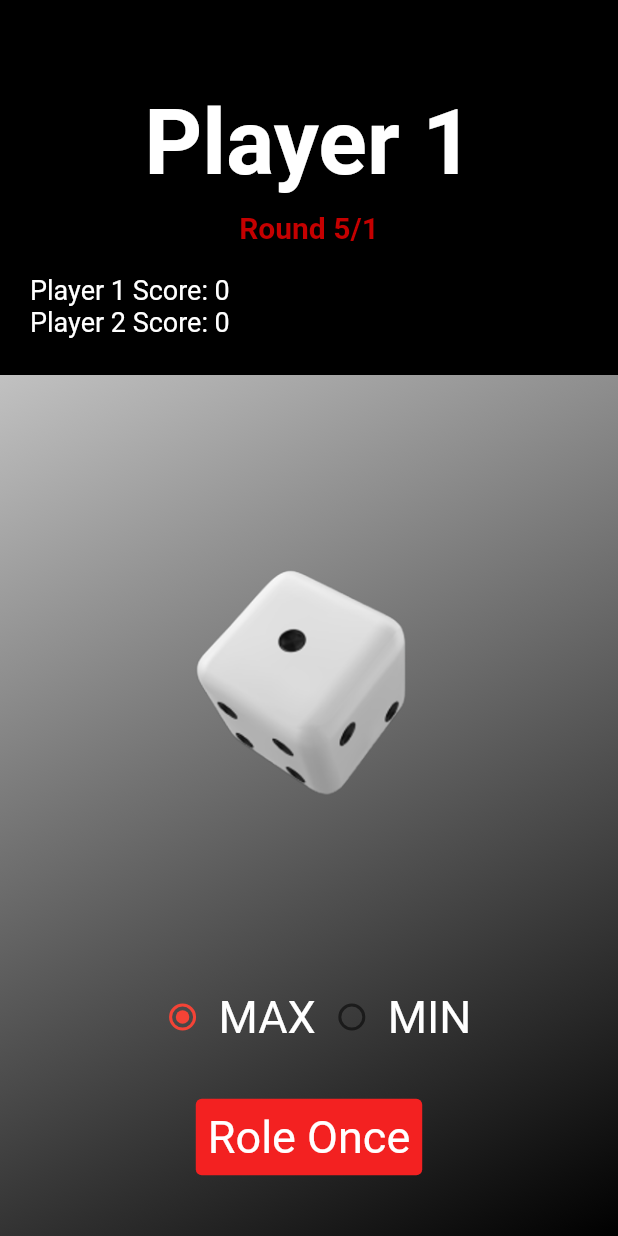
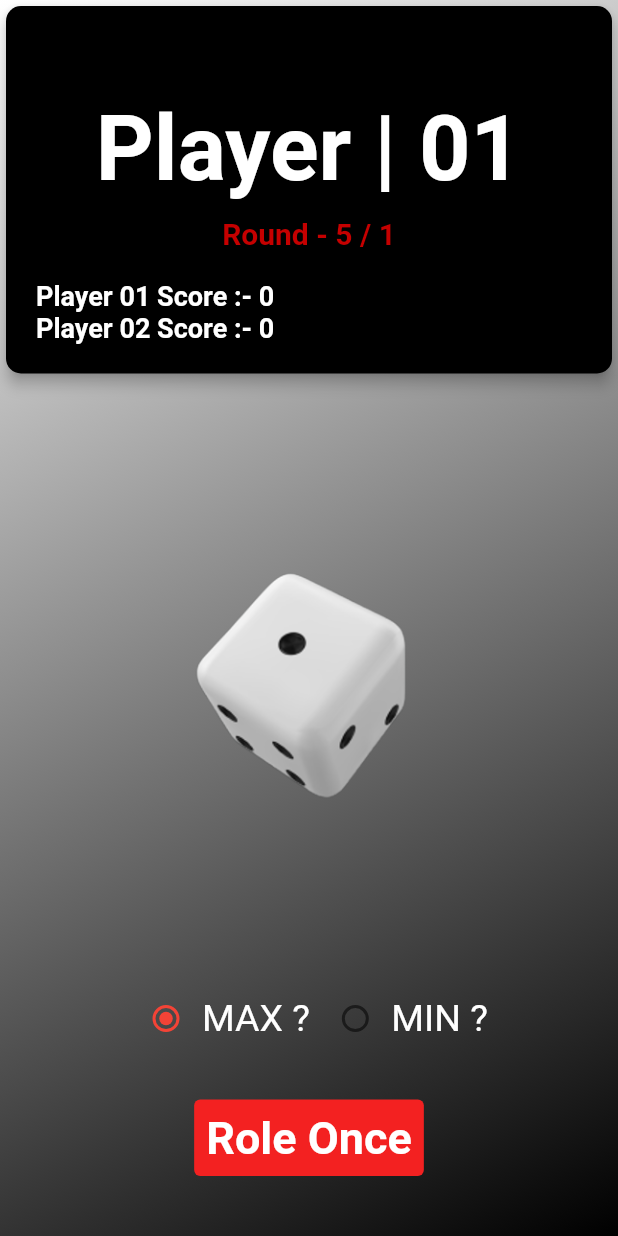
Before and after one commit to sharada-marasinha/roller-dice-game, a Flutter app: the screen it shows after launch, on a phone screen of 412 x 824 dp. Run offline on Flutter 3.47's test engine with Material 2 defaults, Android fonts, the phone set to English and light mode, and no system bars.

Commit message:
update layout

```diff
--- a/lib/roller_dicer.dart
+++ b/lib/roller_dicer.dart
@@ -137,7 +137,10 @@ class _RollerDiceState extends State<RollerDice>
           style: TextButton.styleFrom(
               backgroundColor: const Color.fromARGB(255, 243, 33, 33),
               foregroundColor: Colors.white,
-              textStyle: const TextStyle(fontSize: 30)),
+              textStyle: const TextStyle(
+                fontSize: 30,
+                fontWeight: FontWeight.bold,
+              )),
           child: const Text('Role Once')),
     );
   }
@@ -156,26 +159,28 @@ class _RollerDiceState extends State<RollerDice>
   }
 
   Widget getScoreCard() {
-    return Container(
-      color: Color.fromARGB(255, 0, 0, 0),
-      width: 450,
-      height: 250,
+    return Card(
+      elevation: 4.0, // Adds a shadow to the card
+      shape: RoundedRectangleBorder(
+        borderRadius: BorderRadius.circular(10.0),
+      ),
+      color: const Color.fromARGB(255, 0, 0, 0),
       child: Padding(
         padding: const EdgeInsets.all(20.0),
         child: Column(
           children: [
-            SizedBox(height: 40.0),
+            const SizedBox(height: 40.0),
             Text(
-              'Player $currentPlayer',
+              'Player | 0$currentPlayer',
               style: const TextStyle(
                 color: Color.fromRGBO(255, 255, 255, 1),
                 fontSize: 60.0,
                 fontWeight: FontWeight.bold,
               ),
             ),
-            SizedBox(height: 10.0),
+            const SizedBox(height: 10.0),
             Text(
-              'Round 5/$currentRound',
+              'Round - 5 / $currentRound',
               style: const TextStyle(
                 color: Color.fromARGB(255, 197, 0, 0),
                 fontSize: 20.0,
@@ -186,21 +191,22 @@ class _RollerDiceState extends State<RollerDice>
             Row(
               children: [
                 Text(
-                  'Player 1 Score: $player1Score',
+                  'Player 01 Score :- $player1Score',
                   style: const TextStyle(
-                    fontSize: 18.0,
-                    color: Colors.white,
-                  ),
+                      fontSize: 18.0,
+                      color: Colors.white,
+                      fontWeight: FontWeight.bold),
                 ),
               ],
             ),
             Row(
               children: [
                 Text(
-                  'Player 2 Score: $player2Score',
+                  'Player 02 Score :- $player2Score',
                   style: const TextStyle(
                     fontSize: 18.0,
                     color: Colors.white,
+                    fontWeight: FontWeight.bold,
                   ),
                 ),
               ],
@@ -228,7 +234,8 @@ class _RollerDiceState extends State<RollerDice>
             });
           },
         ),
-        const Text('MAX', style: TextStyle(color: Colors.white, fontSize: 30)),
+        const Text('MAX ? ',
+            style: TextStyle(color: Colors.white, fontSize: 25)),
         Radio(
           activeColor: Colors.red,
           value: 'MIN',
@@ -240,7 +247,8 @@ class _RollerDiceState extends State<RollerDice>
             });
           },
         ),
-        const Text('MIN', style: TextStyle(color: Colors.white, fontSize: 30)),
+        const Text('MIN ?',
+            style: TextStyle(color: Colors.white, fontSize: 25)),
       ],
     );
   }
```
